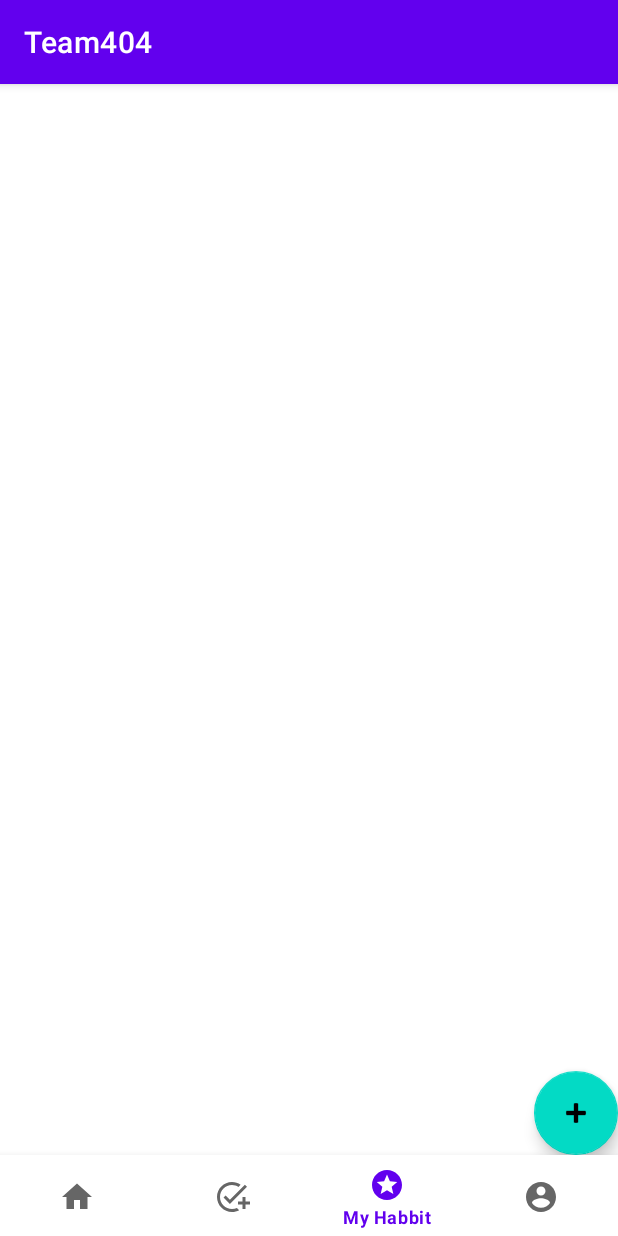
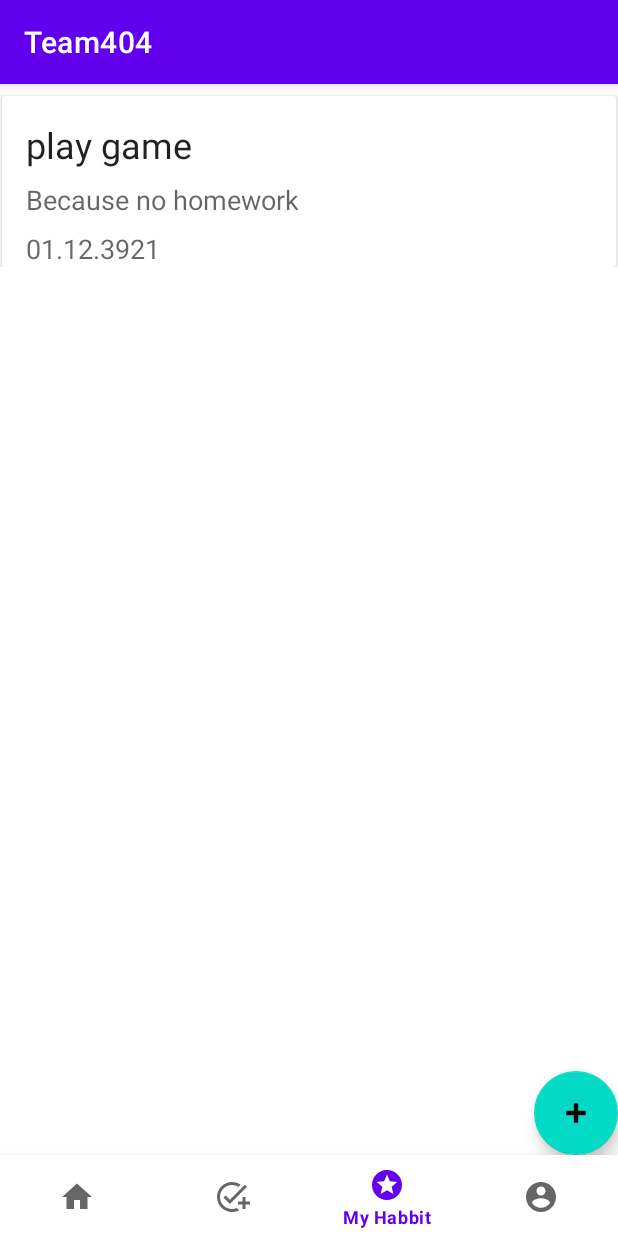
Before and after one commit to CMPUT301F21T27/Habit-tracker, an Android app: the screen it shows after launch (MainActivity), item 3 of the bottom bar chosen, on a phone screen of 412 x 824 dp. Run offline under Robolectric (Android 15) with nearby library versions, the phone set to English and light mode, and no system bars.

Commit message:
Update MyFragment.java

```diff
--- a/app/src/main/java/com/example/team404/MyFragment.java
+++ b/app/src/main/java/com/example/team404/MyFragment.java
@@ -30,17 +30,17 @@ public class MyFragment extends Fragment {
     public View onCreateView(LayoutInflater inflater, ViewGroup container, Bundle savedInstanceState) {
         // Inflate the layout for this fragment
         View rootView = inflater.inflate(R.layout.fragment_my, container, false);
-        /*
+
         habitList=(ListView)rootView.findViewById(R.id.habit_list);
         Date date = new Date(2021,11,1);
-        Habit habit = new Habit("play the fucking game","Because no fuking homework",date);
+        Habit habit = new Habit("play game","Because no homework",date);
         habitDataList=new ArrayList<>();
        habitDataList.add(habit);
        habitArrayAdapter = new Content(this.getContext(),habitDataList);
        habitList.setAdapter(habitArrayAdapter);
 
 
-         */
+
 
 
         return rootView;  }
```
